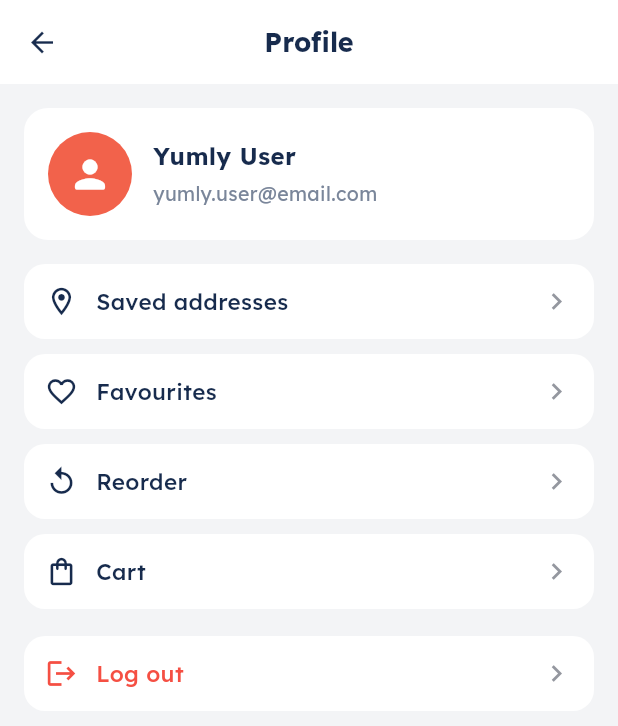
After one commit to kparsania/yumly, a Flutter app: the ProfileScreen screen opened by its route, on a phone screen of 412 x 824 dp. The commit adds this screen. Shown: the top 726 px of the screen. Run offline on Flutter 3.47's test engine with Material 3 defaults, Android fonts, the phone set to English and light mode, and no system bars; our stand-ins replace card_swiper, carousel_slider, flutter_riverpod, flutter_screenutil, flutter_svg, go_router and 5 more; accounts and stored records are empty; network calls fail.

Commit message:
Implement profile, restaurant list, and order details screens
- Add `ProfileScreen` with user account details and navigation tiles for addresses, favourites, orders, cart, and logout.
- Add `RestaurantListScreen` with live search functionality and category-based filtering.
- Add `OrderDetailsScreen` to display comprehensive order status, item breakdown, delivery address, and payment summaries.
- Define routes for `PROFILE` and `RESTAURANT_LIST` in `go_router_provider.dart`.
- Update `CategoriesScreen` to navigate to the restaurant list screen with category and search contexts.
- Add a default "Work" address and set it as the default selected checkout address in `CheckoutAddressNotifier`.

```diff
--- /dev/null
+++ b/lib/features/profile/screens/profile_screen.dart
@@ -0,0 +1,156 @@
+import 'package:flutter/material.dart';
+import 'package:flutter_screenutil/flutter_screenutil.dart';
+import 'package:go_router/go_router.dart';
+import 'package:yumly/core/route/screenNames.dart';
+import 'package:yumly/core/utils/Colors.dart';
+import 'package:yumly/core/utils/Fonts.dart';
+import 'package:yumly/core/widgets/CustomText.dart';
+
+class ProfileScreen extends StatelessWidget {
+  const ProfileScreen({super.key});
+
+  @override
+  Widget build(BuildContext context) {
+    return Scaffold(
+      backgroundColor: const Color(0xFFF3F4F6),
+      appBar: AppBar(
+        backgroundColor: AppColors.white,
+        elevation: 0,
+        leading: IconButton(
+          icon: Icon(
+            Icons.arrow_back,
+            color: AppColors.textPrimary,
+            size: 22.sp,
+          ),
+          onPressed: () => context.pop(),
+        ),
+        title: CustomText('Profile', fontWeight: Fonts.bold, fontSize: 18.sp),
+        centerTitle: true,
+      ),
+      body: ListView(
+        padding: EdgeInsets.fromLTRB(16.w, 16.h, 16.w, 24.h),
+        children: [
+          Container(
+            padding: EdgeInsets.all(16.w),
+            decoration: BoxDecoration(
+              color: AppColors.white,
+              borderRadius: BorderRadius.circular(16.r),
+            ),
+            child: Row(
+              children: [
+                Container(
+                  height: 56.w,
+                  width: 56.w,
+                  decoration: BoxDecoration(
+                    color: AppColors.primary,
+                    shape: BoxShape.circle,
+                  ),
+                  child: Icon(
+                    Icons.person_rounded,
+                    color: AppColors.white,
+                    size: 30.sp,
+                  ),
+                ),
+                SizedBox(width: 14.w),
+                Expanded(
+                  child: Column(
+                    crossAxisAlignment: CrossAxisAlignment.start,
+                    children: [
+                      CustomText(
+                        'Yumly User',
+                        fontSize: 16.sp,
+                        fontWeight: Fonts.bold,
+                      ),
+                      SizedBox(height: 4.h),
+                      CustomText(
+                        'yumly.user@email.com',
+                        fontSize: 13.sp,
+                        color: AppColors.textSecondary,
+                      ),
+                    ],
+                  ),
+                ),
+              ],
+            ),
+          ),
+          SizedBox(height: 16.h),
+          _ProfileTile(
+            icon: Icons.location_on_outlined,
+            label: 'Saved addresses',
+            onTap: () => context.pushNamed(ScreenNames.ADDRESSES),
+          ),
+          _ProfileTile(
+            icon: Icons.favorite_border,
+            label: 'Favourites',
+            onTap: () => context.pushNamed(ScreenNames.FAVOURITES),
+          ),
+          _ProfileTile(
+            icon: Icons.replay,
+            label: 'Reorder',
+            onTap: () => context.pushNamed(ScreenNames.REORDER),
+          ),
+          _ProfileTile(
+            icon: Icons.shopping_bag_outlined,
+            label: 'Cart',
+            onTap: () => context.pushNamed(ScreenNames.CART),
+          ),
+          SizedBox(height: 8.h),
+          _ProfileTile(
+            icon: Icons.logout,
+            label: 'Log out',
+            color: AppColors.red,
+            onTap: () => context.go(ScreenNames.LOGIN),
+          ),
+        ],
+      ),
+    );
+  }
+}
+
+class _ProfileTile extends StatelessWidget {
+  const _ProfileTile({
+    required this.icon,
+    required this.label,
+    required this.onTap,
+    this.color,
+  });
+
+  final IconData icon;
+  final String label;
+  final VoidCallback onTap;
+  final Color? color;
+
+  @override
+  Widget build(BuildContext context) {
+    final tint = color ?? AppColors.textPrimary;
+    return Padding(
+      padding: EdgeInsets.only(bottom: 10.h),
+      child: Material(
+        color: AppColors.white,
+        borderRadius: BorderRadius.circular(14.r),
+        child: InkWell(
+          borderRadius: BorderRadius.circular(14.r),
+          onTap: onTap,
+          child: Padding(
+            padding: EdgeInsets.symmetric(horizontal: 14.w, vertical: 14.h),
+            child: Row(
+              children: [
+                Icon(icon, color: tint, size: 22.sp),
+                SizedBox(width: 12.w),
+                Expanded(
+                  child: CustomText(
+                    label,
+                    fontSize: 15.sp,
+                    fontWeight: Fonts.medium,
+                    color: tint,
+                  ),
+                ),
+                Icon(Icons.chevron_right, color: AppColors.greyIcon, size: 22.sp),
+              ],
+            ),
+          ),
+        ),
+      ),
+    );
+  }
+}
```
Also changed, not shown: lib/core/route/go_router_provider.dart (+24 -0 lines), lib/features/cart/provider/checkout_address_provider.dart (+9 -2 lines), lib/features/cart/screens/order_details_screen.dart (added, +172 -0 lines), lib/features/products/screens/categories_screen.dart (+25 -5 lines), lib/features/tabs/screens/restaurant_list_screen.dart (added, +133 -0 lines).
